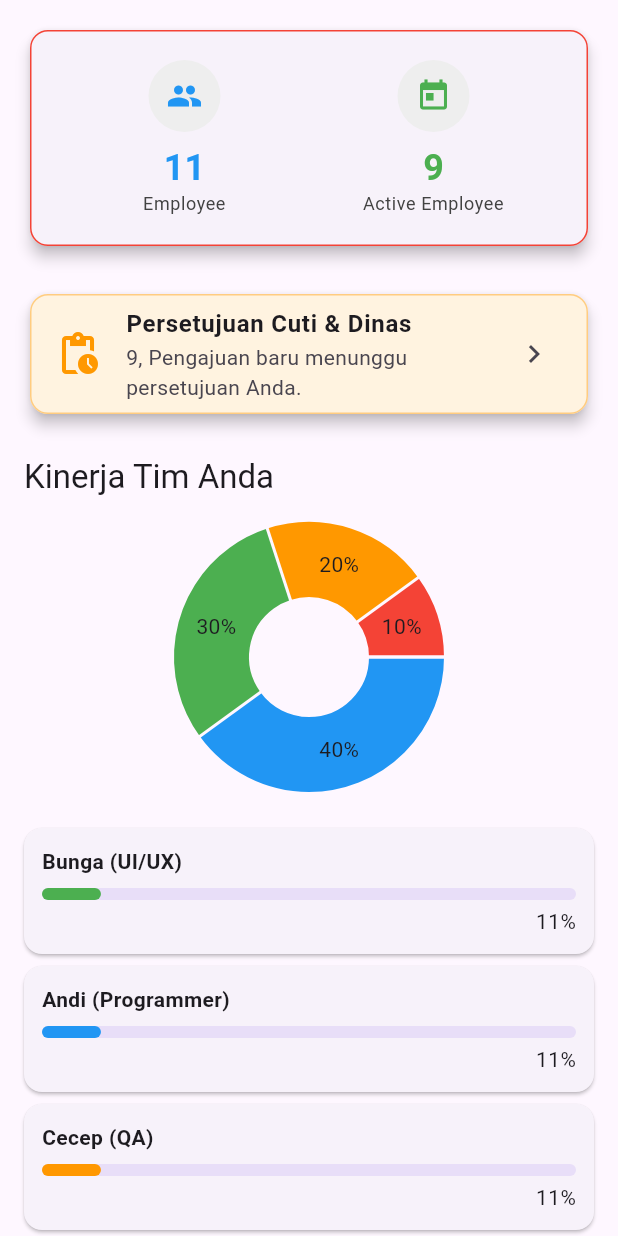
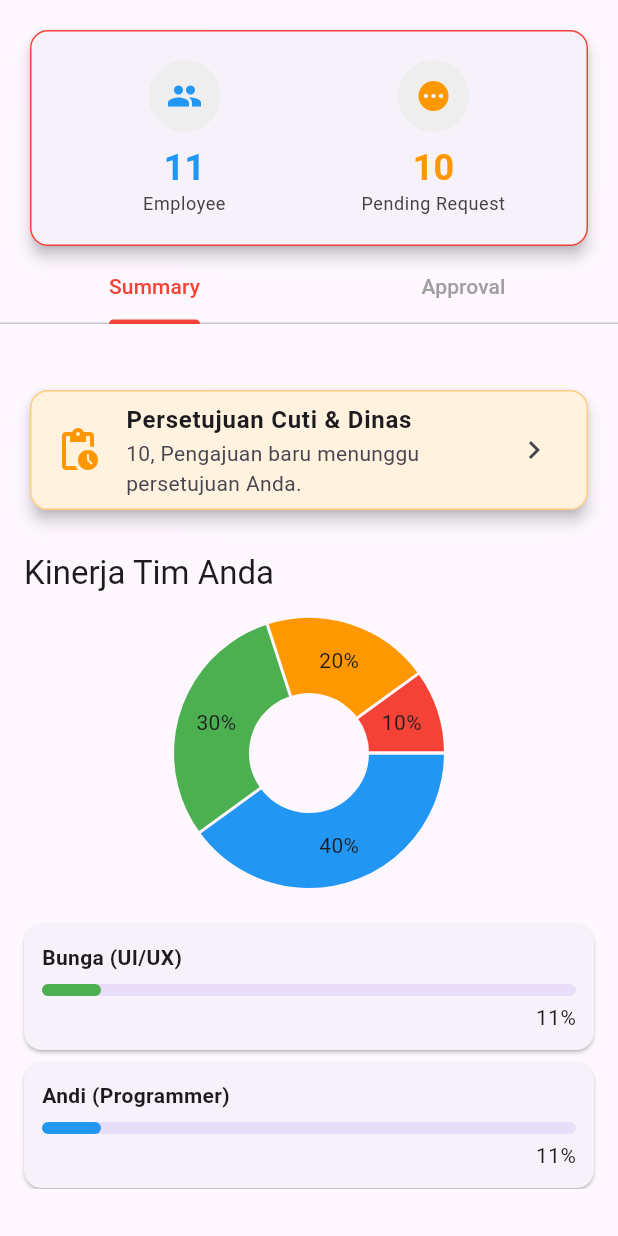
Before and after one commit to Fizryan/HRD_Mobile, a Flutter app: the SupervisorPanel widget shown alone on an empty page, opened directly with sample values from the repository, on a phone screen of 412 x 824 dp. Run offline on Flutter 3.47's test engine with Material 3 defaults, Android fonts, the phone set to English and light mode, and no system bars; drawn by our look-alikes of fl_chart; our stand-ins replace shared_preferences; accounts and stored records are empty.

Commit message:
Refactor SupervisorPanel to enhance approval request handling; add pending requests loading and display logic, and update UI components for better user interaction.

```diff
--- a/lib/widgets/supervisor_w.dart
+++ b/lib/widgets/supervisor_w.dart
@@ -1,7 +1,11 @@
 import 'package:flutter/material.dart';
 import 'package:fl_chart/fl_chart.dart';
 import 'package:hrd_system_project/controllers/variable.dart';
+import 'package:hrd_system_project/data/user_color.dart';
+import 'package:hrd_system_project/data/user_requests_data.dart';
+import 'package:hrd_system_project/models/status_m.dart';
 import 'package:hrd_system_project/models/user_m.dart';
+import 'package:hrd_system_project/models/user_requests_m.dart';
 import 'package:hrd_system_project/widgets/general_w.dart';
 
 class SupervisorPanel extends StatefulWidget {
@@ -14,11 +18,36 @@ class SupervisorPanel extends StatefulWidget {
 class _SupervisorPanelState extends State<SupervisorPanel>
     with SingleTickerProviderStateMixin {
   late TabController _tabController;
+  final ApprovalStatusState _statusHelper = ApprovalStatusState();
+  final InfoStatusState _infoStatusHelper = InfoStatusState();
+
+  late Future<List<ApprovalRequest>> _pendingRequestsFuture;
+  List<ApprovalRequest> _pendingRequests = [];
 
   @override
   void initState() {
     super.initState();
-    _tabController = TabController(length: 3, vsync: this);
+    _tabController = TabController(length: 2, vsync: this);
+    _loadPendingRequests();
+  }
+
+  void _loadPendingRequests() {
+    _pendingRequestsFuture = UserRequestsData.getPendingRequests().then((
+      requests,
+    ) {
+      if (mounted) {
+        setState(() {
+          _pendingRequests = requests
+              .where(
+                (req) =>
+                    req.role == UserRole.employee &&
+                    req.status == ApprovalStatus.pending,
+              )
+              .toList();
+        });
+      }
+      return _pendingRequests;
+    });
   }
 
   @override
@@ -30,18 +59,49 @@ class _SupervisorPanelState extends State<SupervisorPanel>
   // #region build
   @override
   Widget build(BuildContext context) {
+    return Column(
+      children: [
+        Padding(
+          padding: const EdgeInsets.fromLTRB(16, 16, 16, 0),
+          child: GeneralWidget().buildStatsHeader(
+            headerChildrens(context),
+            widget.user,
+          ),
+        ),
+        TabBar(
+          controller: _tabController,
+          labelColor: ColorUser().getColor(widget.user.role),
+          indicatorColor: ColorUser().getColor(widget.user.role),
+          unselectedLabelColor: Colors.grey,
+          tabs: const [
+            Tab(text: 'Summary'),
+            Tab(text: 'Approval'),
+          ],
+        ),
+        SizedBox(
+          height: MediaQuery.of(context).size.height * 0.7,
+          child: TabBarView(
+            controller: _tabController,
+            children: [_buildSummaryTab(), _buildApprovalList()],
+          ),
+        ),
+      ],
+    );
+  }
+  // #endregion
+
+  Widget _buildSummaryTab() {
     return SingleChildScrollView(
       child: Padding(
         padding: const EdgeInsets.all(16.0),
         child: Column(
           crossAxisAlignment: CrossAxisAlignment.stretch,
           children: [
-            GeneralWidget().buildStatsHeader(headerChildrens, widget.user),
             const SizedBox(height: 24),
             ...GeneralWidget().toDoInfoChildrens(
               'Persetujuan Cuti & Dinas',
               'Pengajuan baru menunggu persetujuan Anda.',
-              CurrentRandom.getIntRandom(0, 12),
+              _pendingRequests.length,
               Icon(Icons.chevron_right),
               widget.user,
               _tabController,
@@ -74,10 +134,9 @@ class _SupervisorPanelState extends State<SupervisorPanel>
       ),
     );
   }
-  // #endregion
 
   // #region header
-  List<Widget> get headerChildrens => <Widget>[
+  List<Widget> headerChildrens(BuildContext context) => <Widget>[
     Expanded(
       child: GeneralWidget().buildStatItem(
         context,
@@ -90,10 +149,10 @@ class _SupervisorPanelState extends State<SupervisorPanel>
     Expanded(
       child: GeneralWidget().buildStatItem(
         context,
-        'Active Employee',
-        CurrentRandom.getIntRandom(0, 12).toString(),
-        Icons.today,
-        Colors.green,
+        'Pending Request',
+        _pendingRequests.length.toString(),
+        Icons.pending,
+        Colors.orange,
       ),
     ),
   ];
@@ -172,4 +231,87 @@ class _SupervisorPanelState extends State<SupervisorPanel>
     );
   }
   // #endregion
+
+  // #region approval list
+  Widget _buildApprovalList() {
+    return FutureBuilder<List<ApprovalRequest>>(
+      future: _pendingRequestsFuture,
+      builder: (context, snapshot) {
+        if (snapshot.connectionState == ConnectionState.waiting) {
+          return const Center(child: CircularProgressIndicator());
+        }
+        if (snapshot.hasError) {
+          return Center(child: Text('Error: ${snapshot.error}'));
+        }
+        if (_pendingRequests.isEmpty) {
+          return Center(
+            child: Column(
+              mainAxisAlignment: MainAxisAlignment.center,
+              children: [
+                _statusHelper.getApprovalStatusIcon(ApprovalStatus.approved),
+                const SizedBox(height: 16),
+                const Text(
+                  'Tidak ada pengajuan pending',
+                  style: TextStyle(fontSize: 18),
+                ),
+              ],
+            ),
+          );
+        }
+
+        return ListView.builder(
+          itemCount: _pendingRequests.length,
+          itemBuilder: (context, index) {
+            final request = _pendingRequests[index];
+            return GeneralWidget().buildApprovalCard(
+              widget.user,
+              request,
+              () {
+                _handleApproval(request, isApproved: true);
+              },
+              () {
+                _handleApproval(request, isApproved: false);
+              },
+            );
+          },
+        );
+      },
+    );
+  }
+  // #endregion
+
+  // #region handle approval
+  void _handleApproval(
+    ApprovalRequest request, {
+    required bool isApproved,
+  }) async {
+    setState(() {
+      request.status = isApproved
+          ? ApprovalStatus.approved
+          : ApprovalStatus.denied;
+      _pendingRequests.remove(request);
+    });
+
+    await UserRequestsData.saveRequests(_pendingRequests);
+
+    if (!mounted) return;
+    final status = isApproved ? InfoStatus.created : InfoStatus.deleted;
+    final message =
+        'Pengajuan dari ${request.name} telah di ${status.name} oleh supervisor.';
+    if (!mounted) return;
+    ScaffoldMessenger.of(context).showSnackBar(
+      SnackBar(
+        content: Row(
+          children: [
+            _infoStatusHelper.getInfoStatusIcon(status),
+            const SizedBox(width: 8),
+            Expanded(child: Text(message)),
+          ],
+        ),
+        backgroundColor: _infoStatusHelper.getInfoStatusColor(status),
+      ),
+    );
+  }
+
+  // #endregion
 }
```
Also changed, not shown: 1 other file.
